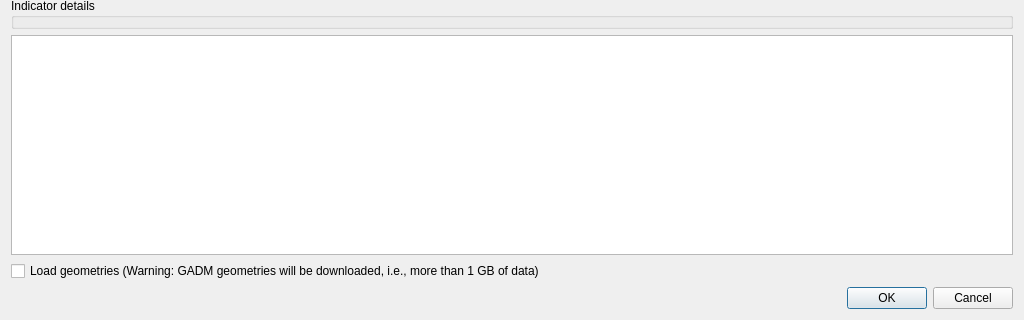
First picture: the form in svir/ui/ui_select_sv_variables.ui, repository gem/oq-irmt-qgis, before the edit; both pictures show x 0 to 1024 and y 417 to 737 of the 1024 by 737 pixel window.
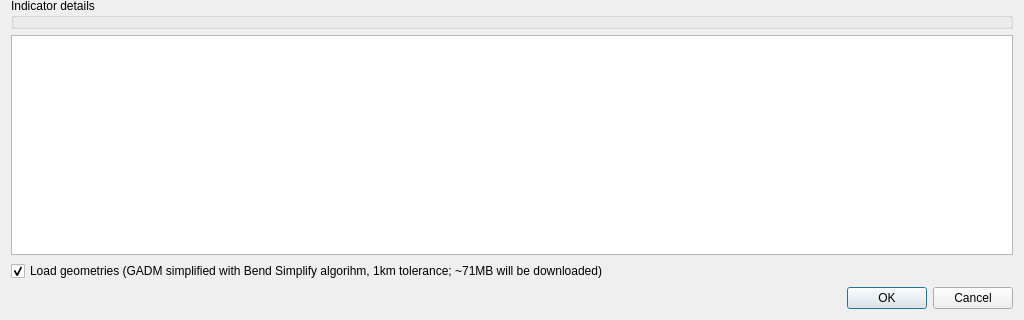
Second picture: the form after the edit. Custom widgets are drawn as their Qt base class.

Commit message: Checkbox for downloading simplified geometries checked by default; description changed

The edit to the form file:
```diff
--- a/svir/ui/ui_select_sv_variables.ui
+++ b/svir/ui/ui_select_sv_variables.ui
@@ -51,7 +51,10 @@
    <item row="6" column="0">
     <widget class="QCheckBox" name="load_geometries_chk">
      <property name="text">
-      <string>Load geometries (Warning: GADM geometries will be downloaded, i.e., more than 1 GB of data)</string>
+      <string>Load geometries (GADM simplified with Bend Simplify algorihm, 1km tolerance; ~71MB will be downloaded)</string>
+     </property>
+     <property name="checked">
+      <bool>true</bool>
      </property>
     </widget>
    </item>
```
The commit also changes 1 other file.
